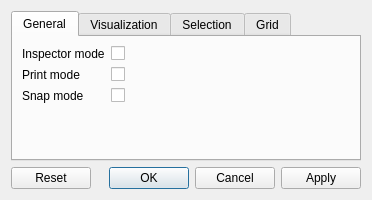
Qt form dialogs/preferences_dialog.ui (dralex/CyberiadaHSM-Editor) before a commit.
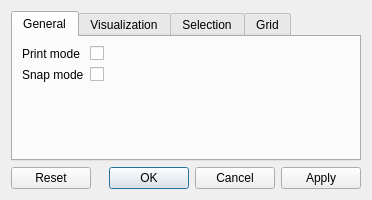
The same form after that commit. The open tabs and pages were chosen to show the change.

Commit message: bind the inspector mode to the open document

```diff
--- a/dialogs/preferences_dialog.ui
+++ b/dialogs/preferences_dialog.ui
@@ -42,20 +42,6 @@
        <string>General</string>
       </attribute>
       <layout class="QFormLayout" name="formLayout">
-       <item row="0" column="0">
-        <widget class="QLabel" name="inspectorModeLabel">
-         <property name="text">
-          <string>Inspector mode</string>
-         </property>
-        </widget>
-       </item>
-       <item row="0" column="1">
-        <widget class="QCheckBox" name="inspectorModeCheckBox">
-         <property name="text">
-          <string/>
-         </property>
-        </widget>
-       </item>
        <item row="1" column="0">
         <widget class="QLabel" name="printModeLabel">
          <property name="text">
```
The commit also changes 3 other files.
